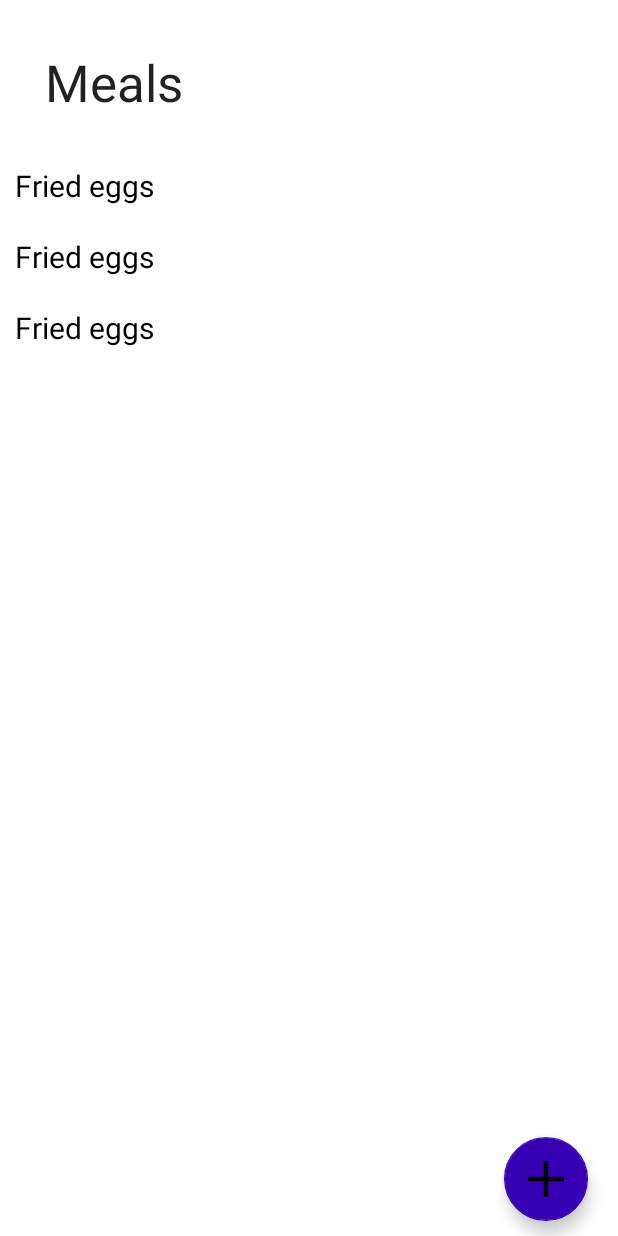
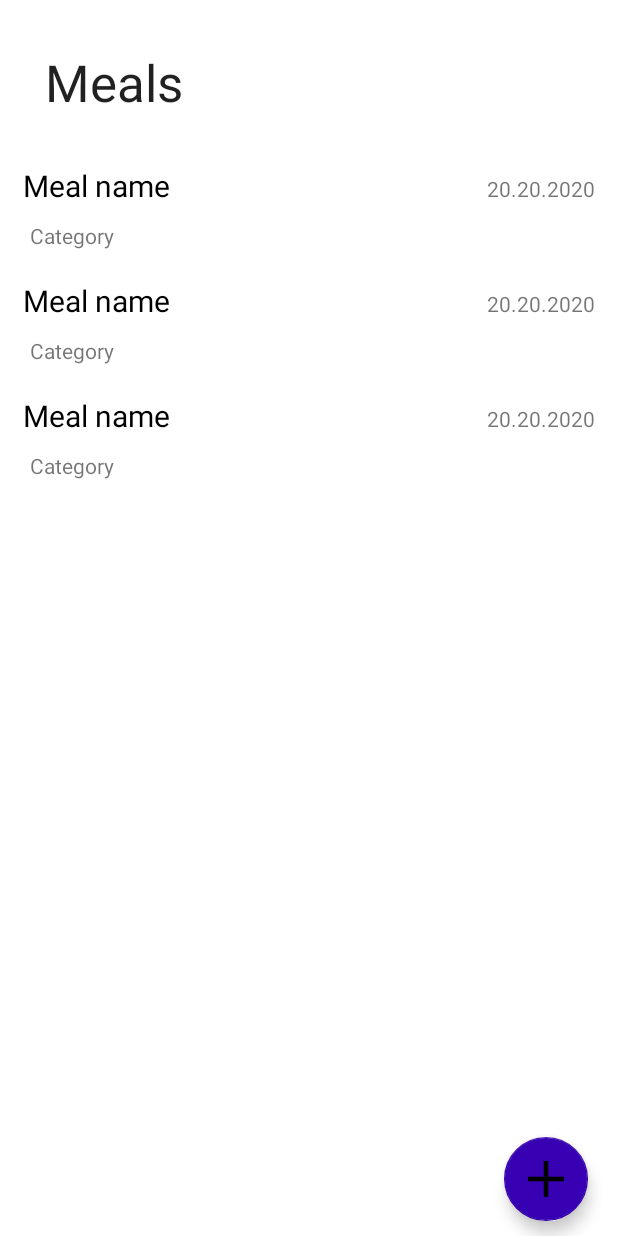
Before and after one commit to dzmpr/goodfood-app, an Android app: the layout fragment_meals.xml on its own in the app's theme, with its tools: preview values and no code run, on a phone screen of 412 x 824 dp. Run offline under Robolectric (Android 15) with nearby library versions, the phone set to English and light mode, and no system bars.

Commit message:
Meal item improvements.

```diff
--- a/app/src/main/java/pw/prsk/goodfood/adapters/MealAdapter.kt
+++ b/app/src/main/java/pw/prsk/goodfood/adapters/MealAdapter.kt
@@ -15,6 +15,8 @@ class MealAdapter : RecyclerView.Adapter<MealAdapter.MealViewHolder>() {
 
     class MealViewHolder(view: View) : RecyclerView.ViewHolder(view) {
         val name: TextView = view.findViewById(R.id.tvMealName)
+        val category: TextView = view.findViewById(R.id.tvMealCategoryName)
+        val lastEatDate: TextView = view.findViewById(R.id.tvLastEatDate)
     }
 
     override fun onCreateViewHolder(parent: ViewGroup, viewType: Int): MealViewHolder {
@@ -26,6 +28,8 @@ class MealAdapter : RecyclerView.Adapter<MealAdapter.MealViewHolder>() {
 
     override fun onBindViewHolder(holder: MealViewHolder, position: Int) {
         holder.name.text = mealList[position].name
+        holder.category.text = "Category test"
+        holder.lastEatDate.text = if (position % 2 == 0) "20.20.2020" else "Never"
     }
 
     override fun getItemCount(): Int = mealList.size
--- a/app/src/main/res/layout/item_meal.xml
+++ b/app/src/main/res/layout/item_meal.xml
@@ -3,17 +3,45 @@
     xmlns:tools="http://schemas.android.com/tools"
     android:orientation="vertical"
     android:layout_width="match_parent"
-    android:layout_height="wrap_content">
+    android:layout_height="wrap_content"
+    android:paddingBottom="10dp">
+
+    <LinearLayout
+        android:layout_width="match_parent"
+        android:layout_height="wrap_content"
+        android:orientation="horizontal"
+        android:paddingBottom="10dp">
+
+        <TextView
+            android:id="@+id/tvMealName"
+            android:layout_width="wrap_content"
+            android:layout_height="wrap_content"
+            android:layout_marginStart="15dp"
+            android:layout_marginTop="10dp"
+            android:textColor="?attr/colorOnSurface"
+            android:textSize="20sp"
+            tools:text="Meal name" />
+
+        <View
+            android:layout_width="0dp"
+            android:layout_height="0dp"
+            android:layout_weight="1" />
+
+        <TextView
+            android:layout_width="wrap_content"
+            android:layout_height="wrap_content"
+            android:id="@+id/tvLastEatDate"
+            android:layout_marginTop="10dp"
+            android:layout_marginEnd="15dp"
+            tools:text="20.20.2020" />
+
+    </LinearLayout>
 
     <TextView
-        android:id="@+id/tvMealName"
         android:layout_width="wrap_content"
         android:layout_height="wrap_content"
-        android:layout_marginStart="10dp"
-        android:layout_marginTop="10dp"
-        android:layout_marginBottom="10dp"
-        android:textColor="?attr/colorOnSurface"
-        android:textSize="20sp"
-        tools:text="Fried eggs" />
+        android:id="@+id/tvMealCategoryName"
+        tools:text="Category"
+        android:layout_marginStart="20dp"/>
 
 </LinearLayout>
```
